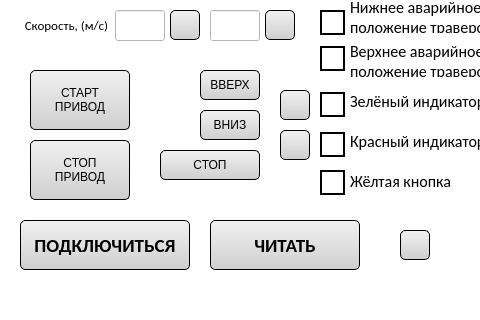
This is ui/SettingsUi.ui in Skorikof/SPG-023MK as Qt 5 draws it before an edit; both pictures show x 0 to 480 and y 380 to 700 of the 610 by 700 pixel window. The edited form follows.
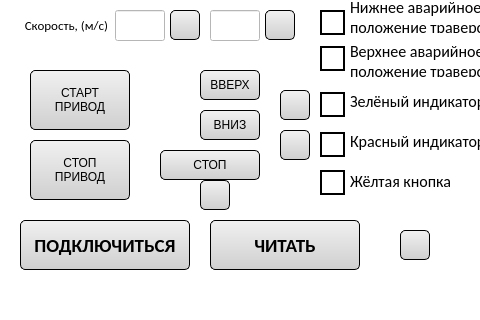
This is the edited form.

```diff
--- a/ui/SettingsUi.ui
+++ b/ui/SettingsUi.ui
@@ -2318,6 +2318,64 @@
      <set>Qt::AlignRight|Qt::AlignTrailing|Qt::AlignVCenter</set>
     </property>
    </widget>
+   <widget class="QPushButton" name="btn_select_temper">
+    <property name="geometry">
+     <rect>
+      <x>200</x>
+      <y>560</y>
+      <width>30</width>
+      <height>30</height>
+     </rect>
+    </property>
+    <property name="minimumSize">
+     <size>
+      <width>30</width>
+      <height>30</height>
+     </size>
+    </property>
+    <property name="maximumSize">
+     <size>
+      <width>30</width>
+      <height>30</height>
+     </size>
+    </property>
+    <property name="styleSheet">
+     <string notr="true">QPushButton 
+{
+	color: rgb(0, 0, 0);
+	background-color: qlineargradient(spread:pad, x1:0.489, y1:0.0227273, x2:0.489, y2:1, stop:0 rgba(240, 240, 240, 255), stop:1 rgba(207, 207, 207, 255));
+
+	border: 1px rgb(0, 0, 0);
+	border-radius: 5px;
+
+	border-style: outset;
+
+	padding: 5px;
+}
+
+QPushButton:hover
+{
+	background-color: qlineargradient(spread:pad, x1:0.489, y1:0.0227273, x2:0.489, y2:1, stop:0 rgba(234, 246, 253, 255), stop:1 rgba(169, 219, 246, 255));
+	
+}
+	
+
+QPushButton:checked
+{
+	background-color: rgb(0, 255, 0)
+	
+}</string>
+    </property>
+    <property name="text">
+     <string/>
+    </property>
+    <property name="checkable">
+     <bool>false</bool>
+    </property>
+    <property name="checked">
+     <bool>false</bool>
+    </property>
+   </widget>
   </widget>
   <widget class="QMenuBar" name="menubar">
    <property name="geometry">
```
